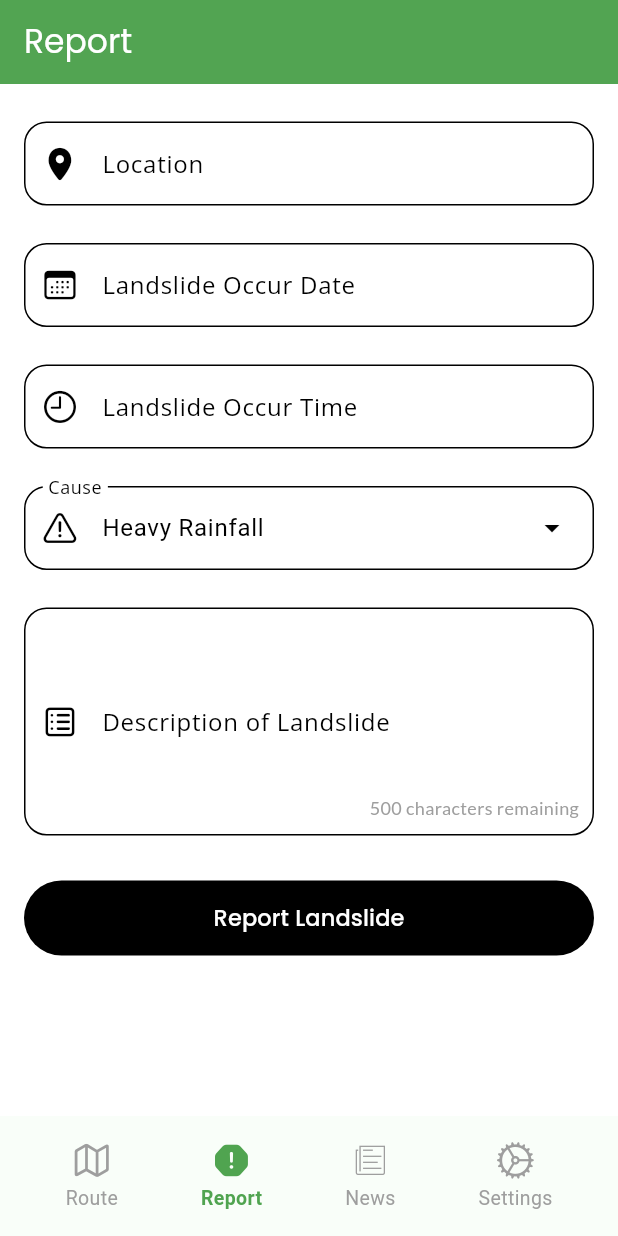
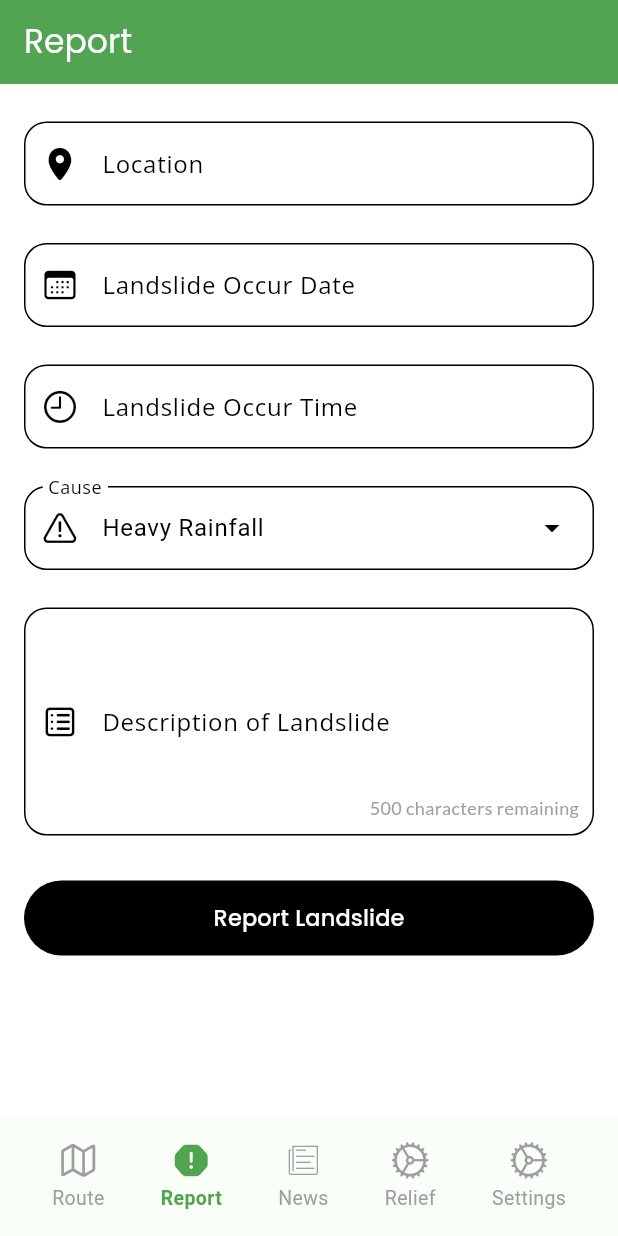
Before and after one commit to Shaun-Allan/aSapRoute, a Flutter app: the screen it shows once a user with an empty profile is signed in, swiped to page 2, on a phone screen of 412 x 824 dp. Run offline on Flutter 3.47's test engine with Material 3 defaults, Android fonts, the phone set to English and light mode, and no system bars; our stand-ins replace animate_do, cloud_firestore, firebase_auth, firebase_core, flutter_bloc, font_awesome_flutter and 10 more; missing offline and left inert: custom_info_window, firebase_ui_auth, firebase_ui_oauth_google, flutter_map_location_marker, flutter_polyline_points, flutter_sliding_up_panel and 3 more; accounts and stored records are empty.

Commit message:
Added features

```diff
--- a/lib/pages/home.dart
+++ b/lib/pages/home.dart
@@ -7,6 +7,7 @@ import 'package:route/bloc/bottom_nav_cubit.dart';
 import 'package:google_fonts/google_fonts.dart';
 import 'package:route/model/user_model.dart';
 import 'package:route/pages/news.dart';
+import 'package:route/pages/relief.dart';
 import 'package:route/services/store_user_model.dart';
 import 'package:route/theme/theme_constraints.dart';
 import 'package:route/pages/route.dart';
@@ -44,6 +45,7 @@ class _HomeState extends State<Home> {
     Reroute(),
     Report(),
     News(),
+    Relief(),
     settings.Settings(),
   ];
 
@@ -51,6 +53,7 @@ class _HomeState extends State<Home> {
     "aSapRoute",
     "Report",
     "News",
+    "Relief",
     "Settings",
   ];
 
@@ -190,7 +193,8 @@ class _HomeState extends State<Home> {
           _bottomAppBarItem(context, defaultIcon: CupertinoIcons.map, page: 0, label: "Route", filledIcon: CupertinoIcons.map_fill),
           _bottomAppBarItem(context, defaultIcon: CupertinoIcons.exclamationmark_octagon, page: 1, label: "Report", filledIcon: CupertinoIcons.exclamationmark_octagon_fill),
           _bottomAppBarItem(context, defaultIcon: CupertinoIcons.news, page: 2, label: "News", filledIcon: CupertinoIcons.news_solid),
-          _bottomAppBarItem(context, defaultIcon: CupertinoIcons.settings, page: 3, label: "Settings", filledIcon: CupertinoIcons.settings_solid),
+          _bottomAppBarItem(context, defaultIcon: CupertinoIcons.settings, page: 3, label: "Relief", filledIcon: CupertinoIcons.settings_solid),
+          _bottomAppBarItem(context, defaultIcon: CupertinoIcons.settings, page: 4, label: "Settings", filledIcon: CupertinoIcons.settings_solid),
         ],
       )
     );
--- /dev/null
+++ b/lib/pages/relief.dart
@@ -0,0 +1,17 @@
+import 'package:flutter/material.dart';
+
+class Relief extends StatefulWidget {
+  const Relief({super.key});
+
+  @override
+  State<Relief> createState() => _ReliefState();
+}
+
+class _ReliefState extends State<Relief> {
+  @override
+  Widget build(BuildContext context) {
+    return Scaffold(
+
+    );
+  }
+}
```
